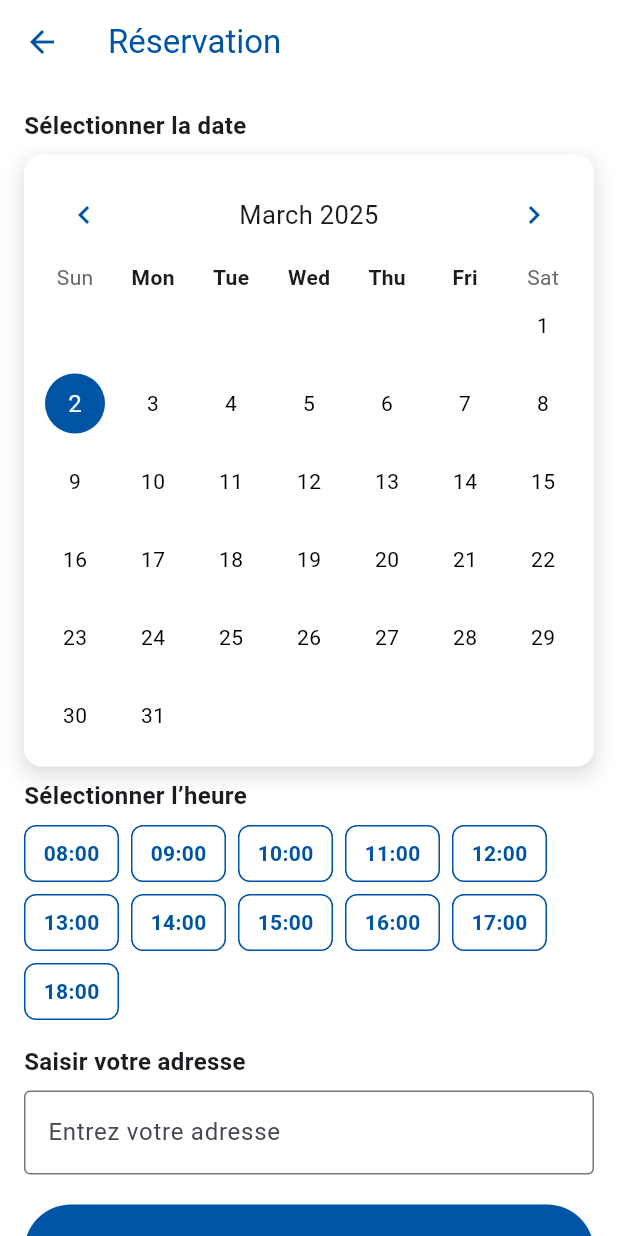
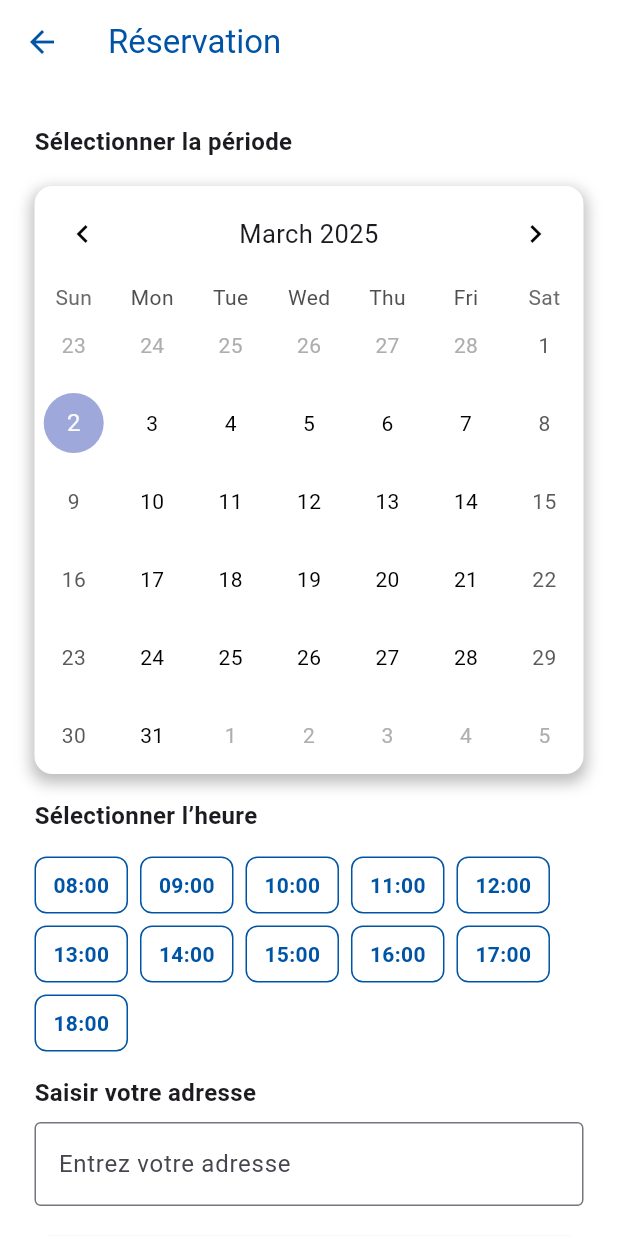
Before and after one commit to Karimo21/bladnaservicesApp, a Flutter app: the ReservationPrestataireScreen screen opened directly, on a phone screen of 412 x 824 dp. Run offline on Flutter 3.47's test engine with Material 3 defaults, Android fonts, the light colour scheme and no system bars; drawn by our look-alikes of table_calendar; our stand-ins replace flutter_map, flutter_svg, image_picker, latlong2, socket_io_client; network calls fail.

Commit message:
reservation screen

```diff
--- a/frontend/lib/screens/home/reservation/reservation_prestataire_screen.dart
+++ b/frontend/lib/screens/home/reservation/reservation_prestataire_screen.dart
@@ -10,39 +10,42 @@ class ReservationPrestataireScreen extends StatefulWidget {
 
 class _ReservationPrestataireScreenState
     extends State<ReservationPrestataireScreen> {
-  DateTime _selectedDay = DateTime.now();
+  DateTime? _startDay;
+  DateTime? _endDay;
   DateTime _focusedDay = DateTime.now();
   String? selectedHour;
-  TextEditingController addressController = TextEditingController();
+  late TextEditingController addressController;
   String? dateError;
   String? hourError;
   String? addressError;
-
-  List<DateTime> reservationsPrestataire = [
-    DateTime(2025, 4, 10),
-    DateTime(2025, 4, 15),
-    DateTime(2025, 1, 16),
-    DateTime(2025, 1, 24),
-    DateTime(2025, 1, 5),
-    DateTime(2025, 1, 3),
-    DateTime(2025, 2, 1),
-    DateTime(2025, 2, 3),
-    DateTime(2025, 2, 21),
-  ];
 
   List<String> availableHours = [
     "08:00", "09:00", "10:00", "11:00", "12:00",
     "13:00", "14:00", "15:00", "16:00", "17:00", "18:00"
   ];
 
-  bool isDateReservedByPrestataire(DateTime day) {
-    return reservationsPrestataire.any((res) => isSameDay(res, day));
+  List<DateTime> reservedDays = [
+    DateTime(2025, 3, 5),
+    DateTime(2025, 3, 10),
+    DateTime(2025, 3, 15),
+  ];
+
+  @override
+  void initState() {
+    super.initState();
+    addressController = TextEditingController();
+  }
+
+  @override
+  void dispose() {
+    addressController.dispose();
+    super.dispose();
   }
 
   void validateAndProceed() {
     setState(() {
-      dateError = isDateReservedByPrestataire(_selectedDay)
-          ? "Cette date est déjà réservée."
+      dateError = (_startDay == null || _endDay == null)
+          ? "Veuillez sélectionner une période."
           : null;
       hourError = selectedHour == null ? "Veuillez sélectionner une heure." : null;
       addressError = addressController.text.isEmpty ? "Veuillez entrer une adresse." : null;
@@ -54,7 +57,8 @@ class _ReservationPrestataireScreenState
         MaterialPageRoute(
           builder: (context) => ConfirmationScreen(
             reservationUtilisateur: {
-              "date": _selectedDay.toString().substring(0, 10),
+              "date_debut": _startDay!.toString().substring(0, 10),
+              "date_fin": _endDay!.toString().substring(0, 10),
               "hour": selectedHour!,
               "address": addressController.text,
             },
@@ -64,92 +68,119 @@ class _ReservationPrestataireScreenState
     }
   }
 
+  bool isReserved(DateTime day) {
+    return reservedDays.any((reserved) =>
+        reserved.year == day.year &&
+        reserved.month == day.month &&
+        reserved.day == day.day);
+  }
+
   @override
   Widget build(BuildContext context) {
     return Scaffold(
-      backgroundColor: Color.fromARGB(255, 255, 255, 255),
+      backgroundColor: Colors.white,
       appBar: AppBar(
+    backgroundColor: Colors.white,
     title: Text("Réservation", style: TextStyle(color: Color(0xFF0054A5))),
-        backgroundColor: Colors.white,
     elevation: 0,
+    iconTheme: IconThemeData(color: Color(0xFF0054A5)), // Appliquer la couleur aux icônes
     leading: IconButton(
-          icon: Icon(Icons.arrow_back, color: Color(0xFF0054A5)),
+      icon: Icon(Icons.arrow_back),
       onPressed: () => Navigator.pop(context),
     ),
   ),
       body: SingleChildScrollView(
-        child: Padding(
-          padding: EdgeInsets.all(16),
+        padding: EdgeInsets.all(23),
         child: Column(
           crossAxisAlignment: CrossAxisAlignment.start,
+
           children: [
-              Text("Sélectionner la date", style: TextStyle(fontSize: 16, fontWeight: FontWeight.bold)),
-              SizedBox(height: 8),
+            SizedBox(height: 4),
+            Text("Sélectionner la période", style: TextStyle(fontSize: 16, fontWeight: FontWeight.bold)),
+            SizedBox(height: 18),
+
         Container(
   decoration: BoxDecoration(
-                  color: Colors.white,
-                  borderRadius: BorderRadius.circular(12),
-                  boxShadow: [BoxShadow(color: Colors.black12, blurRadius: 10, spreadRadius: 2, offset: Offset(0, 5))],
+    color: Colors.white, // Fond blanc
+    borderRadius: BorderRadius.circular(12), // Coins arrondis
+    boxShadow: [
+      BoxShadow(
+        color: Colors.black26, // Couleur de l'ombre
+        blurRadius: 8, // Intensité du flou
+        spreadRadius: 2, // Expansion de l'ombre
+        offset: Offset(0, 4), // Décalage de l'ombre
       ),
-                child: Padding(
-                  padding: EdgeInsets.all(8.0),
+    ],
+  ),
   child: TableCalendar(
     focusedDay: _focusedDay,
-                    firstDay: DateTime(2025, 1, 1),
+    firstDay: DateTime(2023, 1, 1),
     lastDay: DateTime(2025, 12, 31),
     calendarFormat: CalendarFormat.month,
-                    selectedDayPredicate: (day) => isSameDay(_selectedDay, day),
-                    onDaySelected: (selectedDay, focusedDay) {
+    rangeSelectionMode: RangeSelectionMode.toggledOn,
+    selectedDayPredicate: (day) =>
+        _startDay != null &&
+        _endDay != null &&
+        day.isAfter(_startDay!.subtract(Duration(days:1))) &&
+        day.isBefore(_endDay!.add(Duration(days: 1))),
+    onRangeSelected: (start, end, focusedDay) {
+      if (start != null && (start.isBefore(DateTime.now()) || isReserved(start))) {
         setState(() {
-                        _selectedDay = selectedDay;
-                        _focusedDay = focusedDay;
-                        dateError = isDateReservedByPrestataire(selectedDay) ? "Cette date est déjà réservée." : null;
+          dateError = "Date invalide. Sélectionnez une autre période.";
+          _startDay = null;
+          _endDay = null;
         });
+      } else {
+        setState(() {
+          _startDay = start;
+          _endDay = end;
+          _focusedDay = focusedDay ?? _focusedDay;
+          dateError = null;
+        });
+      }
     },
+    rangeStartDay: _startDay,
+    rangeEndDay: _endDay,
     calendarStyle: CalendarStyle(
-                      todayDecoration: BoxDecoration(color: Colors.transparent, shape: BoxShape.circle),
-                      selectedDecoration: BoxDecoration(color: Color(0xFF0054A5), shape: BoxShape.circle),
+      rangeHighlightColor: Color(0xFF0054A5),
+      rangeStartDecoration: BoxDecoration(
+        color: Color(0xFF0054A5),
+        shape: BoxShape.circle,
+        boxShadow: [
+          BoxShadow(
+            color: Colors.black26,
+            blurRadius: 4,
+            spreadRadius: 2,
+            offset: Offset(0, 2),
+          ),
+        ],
+      ),
+      selectedDecoration: BoxDecoration(
+        color: Color(0xFF0054A5),
+        shape: BoxShape.circle,
+
+      ),
+      disabledTextStyle: TextStyle(color: Color.fromARGB(255, 141, 140, 140)),
       defaultTextStyle: TextStyle(color: Colors.black),
-                      outsideDaysVisible: false,
     ),
-                    daysOfWeekStyle: DaysOfWeekStyle(weekdayStyle: TextStyle(fontWeight: FontWeight.bold)),
     headerStyle: HeaderStyle(
       formatButtonVisible: false,
       titleCentered: true,
-                      leftChevronIcon: Icon(Icons.chevron_left, color: Color(0xFF0054A5)),
-                      rightChevronIcon: Icon(Icons.chevron_right, color: Color(0xFF0054A5)),
-                    ),
-                    calendarBuilders: CalendarBuilders(
-                      defaultBuilder: (context, day, focusedDay) {
-                        bool isReserved = isDateReservedByPrestataire(day);
-                        return Container(
-                          margin: EdgeInsets.all(5),
-                          decoration: BoxDecoration(
-                            shape: BoxShape.circle,
-                            border: isReserved ? Border.all(color: Colors.redAccent, width: 2) : null,
-                          ),
-                          child: Center(
-                            child: Text(
-                              '${day.day}',
-                              style: TextStyle(color: isReserved ? Colors.redAccent : Colors.black),
-                            ),
-                          ),
-                        );
-                      },
-                    ),
-                    enabledDayPredicate: (day) => !isDateReservedByPrestataire(day),
+      leftChevronIcon: Icon(Icons.chevron_left, color: Colors.black),
+      rightChevronIcon: Icon(Icons.chevron_right, color: Colors.black),
     ),
   ),
 ),
+
             if (dateError != null)
               Padding(
                 padding: const EdgeInsets.only(top: 8),
                 child: Text(dateError!, style: TextStyle(color: Colors.red)),
               ),
 
-              SizedBox(height: 8),
+            SizedBox(height: 16),
             Text("Sélectionner l’heure", style: TextStyle(fontSize: 16, fontWeight: FontWeight.bold)),
-              SizedBox(height: 8),
+            SizedBox(height: 16),
             Wrap(
               spacing: 8,
               runSpacing: 8,
@@ -163,13 +194,13 @@ class _ReservationPrestataireScreenState
                     });
                   },
                   child: Container(
-                      padding: EdgeInsets.symmetric(horizontal: 12, vertical: 8),
+                    padding: const EdgeInsets.symmetric(horizontal: 11.5, vertical: 8),
                     decoration: BoxDecoration(
-                        color: isSelected ? Color(0xFF0054A5) : Colors.white,
+                      color: isSelected ? const  Color(0xFF0054A5) : Colors.white,
                       borderRadius: BorderRadius.circular(8),
-                        border: Border.all(color: Color(0xFF0054A5)),
+                      border: Border.all(color: Color(0xFF0054A5)!),
                     ),
-                      child: Text(hour, style: TextStyle(color: isSelected ? Colors.white : Color(0xFF0054A5), fontWeight: FontWeight.bold)),
+                    child: Text(hour, style: TextStyle(color: isSelected ? Colors.white : Color(0xFF0054A5)!, fontWeight: FontWeight.bold)),
                   ),
                 );
               }).toList(),
@@ -181,7 +212,7 @@ class _ReservationPrestataireScreenState
               ),
 
             SizedBox(height: 16),
-              Text("Saisir votre adresse", style: TextStyle(fontSize: 16, fontWeight: FontWeight.bold)),
+          const   Text("Saisir votre adresse", style: TextStyle(fontSize: 16, fontWeight: FontWeight.bold)),
             SizedBox(height: 8),
             TextField(
               controller: addressController,
@@ -200,14 +231,22 @@ class _ReservationPrestataireScreenState
     style: ElevatedButton.styleFrom(
       backgroundColor: Color(0xFF0054A5),
       padding: EdgeInsets.symmetric(vertical: 20),
-                  ),
-                  child: Text("Suivant", style: TextStyle(color: Colors.white, fontSize: 16)),
+      shape: RoundedRectangleBorder(
+        borderRadius: BorderRadius.circular(10), // Ajuste la valeur pour plus ou moins d'arrondi
       ),
     ),
+    child: const Text(
+      "Suivant",
+      style: TextStyle(color: Colors.white, fontSize: 16),
+    ),
+  ),
+),
+
           ],
         ),
       ),
-      ),
     );
+
   }
+
 }
```
Also changed, not shown: frontend/lib/screens/home/reservation/confirmation_screen.dart (added, +195 -0 lines). Lines whose indentation alone changed are shown as unchanged.
